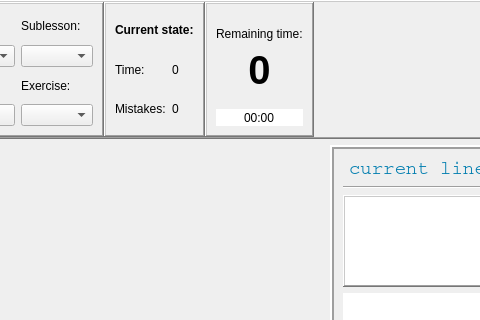
This is ui/opentyper.ui in Open-Typer/Open-Typer as Qt 5 draws it before an edit; both pictures show x 346 to 826 and y 0 to 320 of the 1538 by 700 pixel window. The edited form follows.
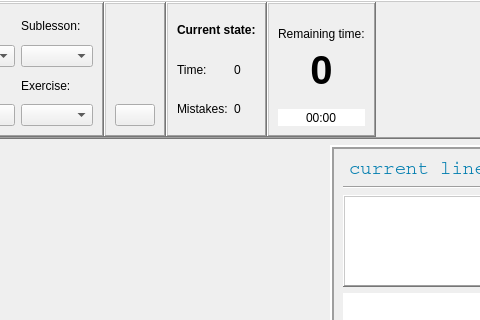
This is the edited form. Icons and pictures are not drawn. Custom widgets are drawn as their Qt base class.

Commit message: ui: opentyper: Add error words button

Patch:
```diff
--- a/ui/opentyper.ui
+++ b/ui/opentyper.ui
@@ -549,6 +549,57 @@
                </layout>
               </widget>
              </item>
+             <item>
+              <widget class="QFrame" name="exerciseOptionsFrame">
+               <property name="frameShape">
+                <enum>QFrame::WinPanel</enum>
+               </property>
+               <property name="frameShadow">
+                <enum>QFrame::Raised</enum>
+               </property>
+               <property name="lineWidth">
+                <number>3</number>
+               </property>
+               <property name="midLineWidth">
+                <number>3</number>
+               </property>
+               <layout class="QGridLayout" name="gridLayout">
+                <item row="1" column="0">
+                 <widget class="QPushButton" name="errorWordsButton">
+                  <property name="toolTip">
+                   <string>Generate text from error words</string>
+                  </property>
+                  <property name="text">
+                   <string notr="true"/>
+                  </property>
+                  <property name="icon">
+                   <iconset resource="../res.qrc">
+                    <normaloff>:/res/images/errorWords.png</normaloff>:/res/images/errorWords.png</iconset>
+                  </property>
+                  <property name="iconSize">
+                   <size>
+                    <width>36</width>
+                    <height>36</height>
+                   </size>
+                  </property>
+                 </widget>
+                </item>
+                <item row="0" column="0">
+                 <spacer name="tmpSpacer">
+                  <property name="orientation">
+                   <enum>Qt::Vertical</enum>
+                  </property>
+                  <property name="sizeHint" stdset="0">
+                   <size>
+                    <width>20</width>
+                    <height>40</height>
+                   </size>
+                  </property>
+                 </spacer>
+                </item>
+               </layout>
+              </widget>
+             </item>
              <item>
               <widget class="QFrame" name="trainingFrame4">
                <property name="sizePolicy">
```
Left out of the diff: 28 changed lines with no effect on the pictures.
